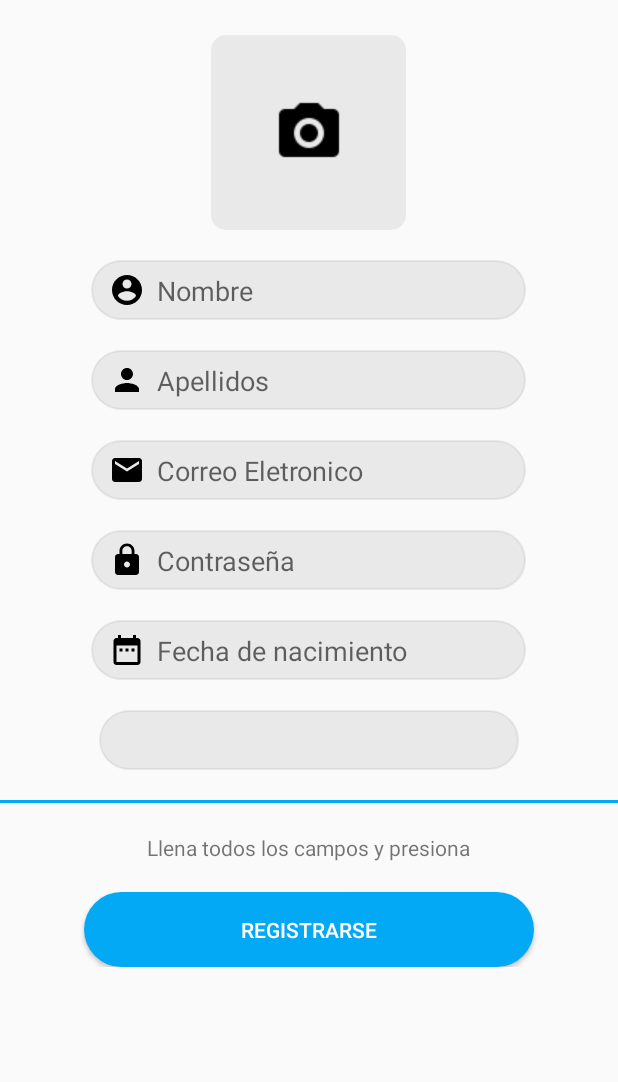
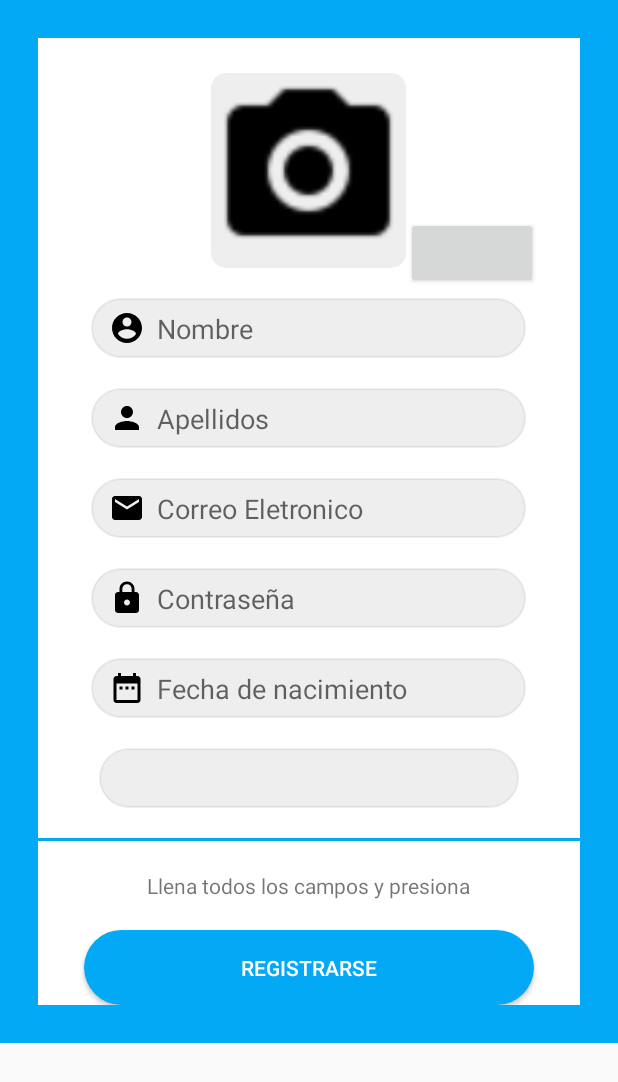
Before and after one commit to joelchan24/proyecto_incidencias, an Android app: the registro screen opened directly, with no data from a screen before it, on a phone screen of 412 x 824 dp. Shown: the top 1082 px of the screen. Run offline under Robolectric (Android 15) with nearby library versions, the phone set to English and light mode, and no system bars; our stand-ins replace Volley.

```diff
--- a/app/src/main/res/layout/activity_registro.xml
+++ b/app/src/main/res/layout/activity_registro.xml
@@ -11,13 +11,20 @@
         android:layout_width="match_parent"
         android:layout_height="match_parent">
 
+<LinearLayout
+    android:layout_width="wrap_content"
+    android:layout_height="wrap_content"
+    android:orientation="vertical"
 
+    android:background="#03A9F4">
         <RelativeLayout
+            android:layout_margin="25dp"
             android:layout_width="match_parent"
-            android:layout_height="wrap_content">
+            android:layout_height="wrap_content"
+            android:background="#FFFFFF">
 
-            <ImageButton
-                android:id="@+id/imageButton"
+            <ImageView
+                android:id="@+id/imagenview"
                 android:layout_width="130dp"
                 android:layout_height="130dp"
                 android:layout_alignParentTop="true"
@@ -31,7 +38,7 @@
                 android:id="@+id/txtnombreR"
                 android:layout_width="290dp"
                 android:layout_height="40dp"
-                android:layout_below="@+id/imageButton"
+                android:layout_below="@+id/imagenview"
                 android:layout_centerHorizontal="true"
                 android:layout_marginTop="20dp"
                 android:background="@drawable/radiuscorner"
@@ -143,9 +150,17 @@
                 android:text="registrarse"
                 android:textColor="@android:color/white" />
 
+            <Button
+                android:id="@+id/btngaleria"
+                android:layout_width="wrap_content"
+                android:layout_height="wrap_content"
+                android:layout_above="@+id/txtapellidoR"
+                android:layout_marginBottom="46dp"
+                android:layout_toEndOf="@+id/imagenview" />
+
 
         </RelativeLayout>
-
+</LinearLayout>
 
     </ScrollView>
 
```
Also changed, not shown: app/src/main/java/com/example/joel/proyecto_incidencias/registro.java (+46 -0 lines), app/src/main/res/layout/activity_login.xml (+16 -1 lines).
